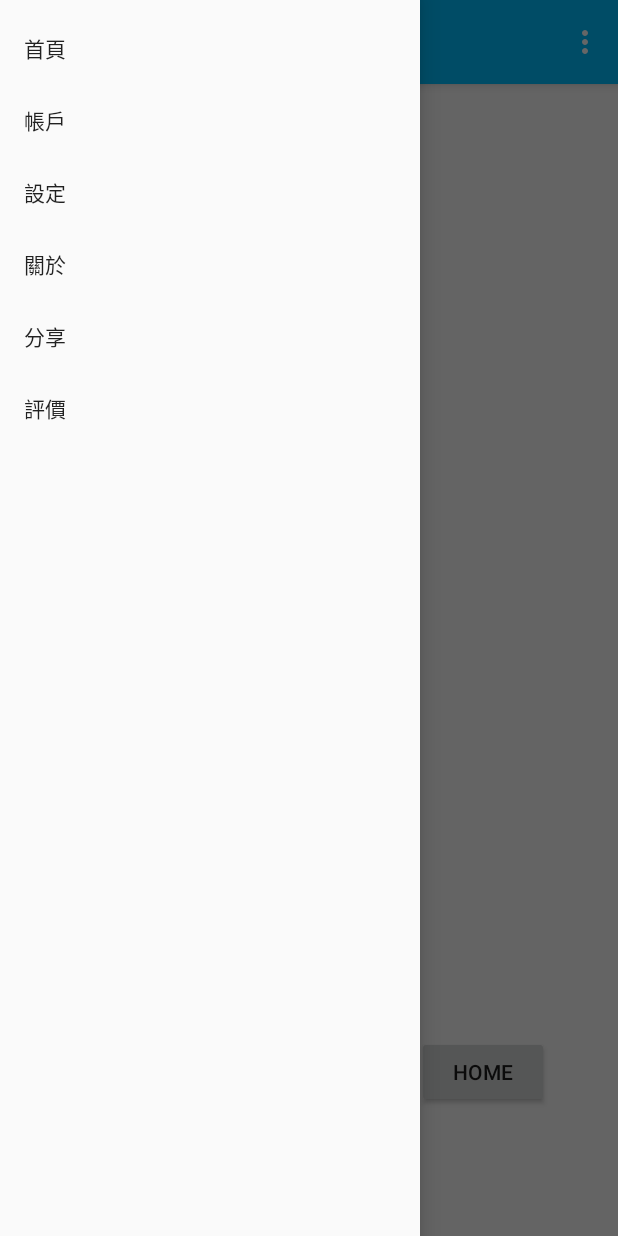
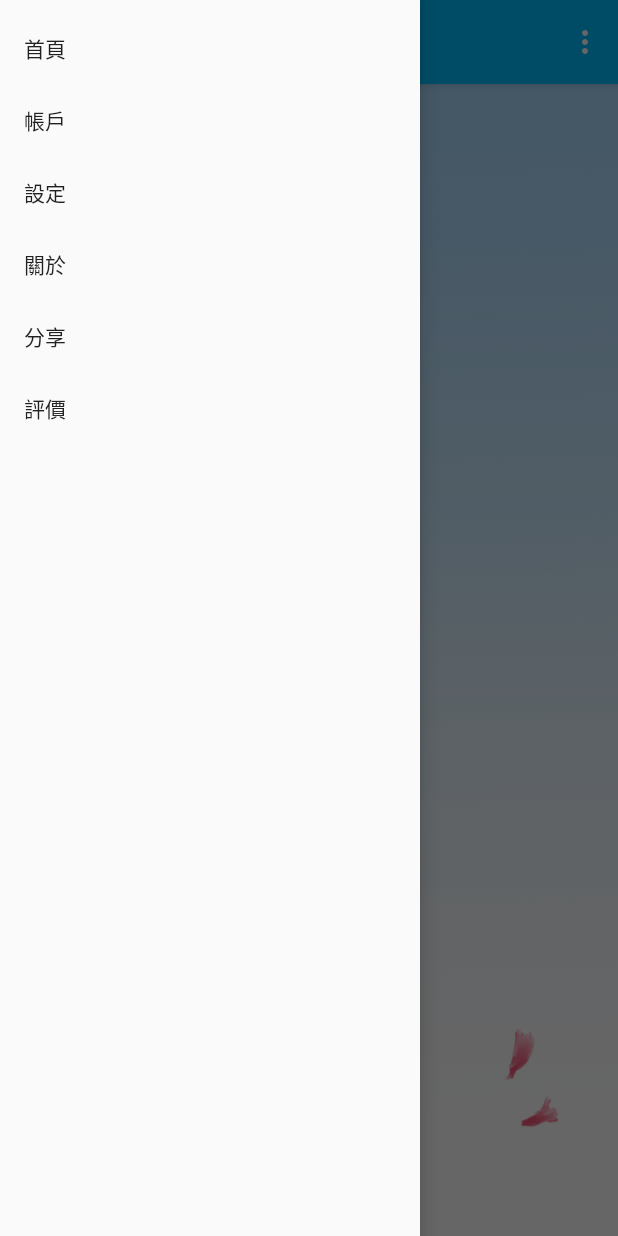
Before and after one commit to zidane0000/KeepMoney20, an Android app: the screen it shows after launch (MainActivity), with the side drawer open, on a phone screen of 412 x 824 dp. Run offline under Robolectric (Android 15) with nearby library versions, the light colour scheme and no system bars.

Commit message:
2018/4/9 實驗室電腦(2)

```diff
--- a/app/src/main/res/layout/activity_main.xml
+++ b/app/src/main/res/layout/activity_main.xml
@@ -6,7 +6,8 @@
     android:layout_width="match_parent"
     android:layout_height="match_parent"
     android:fitsSystemWindows="true"
-    tools:openDrawer="start">
+    tools:openDrawer="start"
+    android:background="@drawable/blue">
 
     <include
         layout="@layout/app_bar_main"
--- a/app/src/main/res/layout/menu_home.xml
+++ b/app/src/main/res/layout/menu_home.xml
@@ -2,18 +2,6 @@
 <RelativeLayout
     xmlns:android="http://schemas.android.com/apk/res/android" android:layout_width="match_parent"
     android:layout_height="match_parent">
-
-    <Button
-        android:id="@+id/button"
-        android:layout_width="wrap_content"
-        android:layout_height="wrap_content"
-        android:layout_alignParentBottom="true"
-        android:layout_alignParentEnd="true"
-        android:layout_alignParentRight="true"
-        android:layout_marginBottom="85dp"
-        android:layout_marginEnd="46dp"
-        android:layout_marginRight="46dp"
-        android:text="Home" />
 
     <TextView
         android:id="@+id/showDate"
```
Also changed, not shown: app/src/main/res/layout/fragstatistics.xml (deleted, +0 -27 lines).
